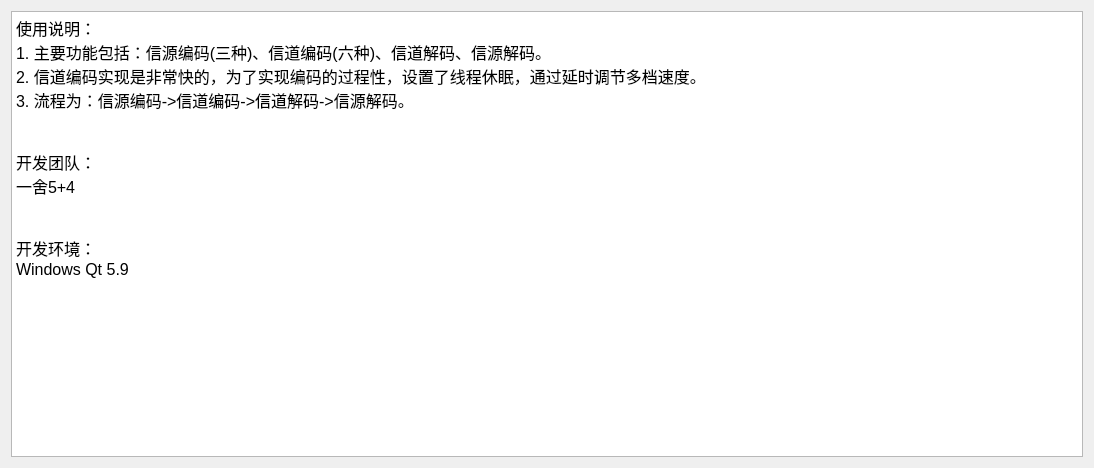
Old version of the form Transmitter/dlghelp.ui in the repository ryanmoon-s/Transmitter-simulation.
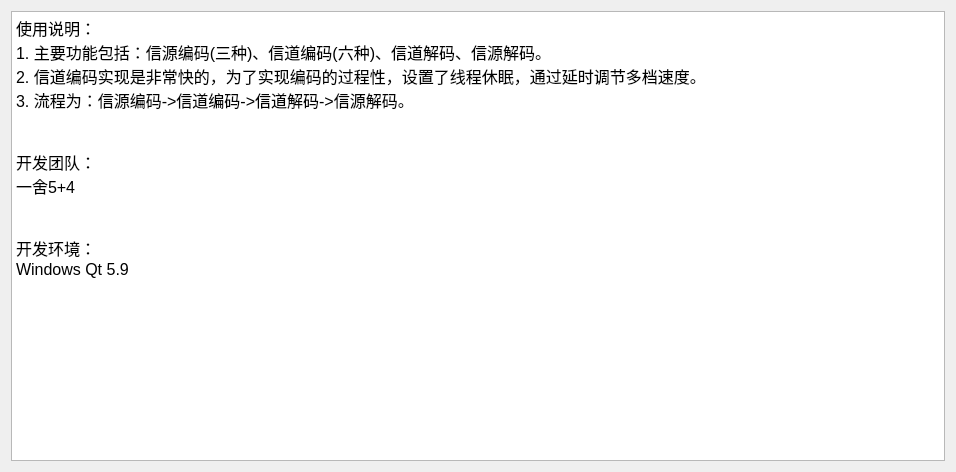
New version of the form. Icons and pictures are not drawn.

Patch:
```diff
--- a/Transmitter/dlghelp.ui
+++ b/Transmitter/dlghelp.ui
@@ -6,8 +6,8 @@
    <rect>
     <x>0</x>
     <y>0</y>
-    <width>1094</width>
-    <height>468</height>
+    <width>956</width>
+    <height>472</height>
    </rect>
   </property>
   <property name="windowTitle">
@@ -32,10 +32,7 @@
 &lt;p style=&quot;-qt-paragraph-type:empty; margin-top:0px; margin-bottom:0px; margin-left:0px; margin-right:0px; -qt-block-indent:0; text-indent:0px; font-family:'SimSun'; font-size:12pt;&quot;&gt;&lt;br /&gt;&lt;/p&gt;
 &lt;p style=&quot;-qt-paragraph-type:empty; margin-top:0px; margin-bottom:0px; margin-left:0px; margin-right:0px; -qt-block-indent:0; text-indent:0px; font-family:'SimSun'; font-size:12pt;&quot;&gt;&lt;br /&gt;&lt;/p&gt;
 &lt;p style=&quot; margin-top:0px; margin-bottom:0px; margin-left:0px; margin-right:0px; -qt-block-indent:0; text-indent:0px;&quot;&gt;&lt;span style=&quot; font-family:'SimSun'; font-size:12pt;&quot;&gt;开发环境：&lt;/span&gt;&lt;/p&gt;
-&lt;p style=&quot; margin-top:0px; margin-bottom:0px; margin-left:0px; margin-right:0px; -qt-block-indent:0; text-indent:0px;&quot;&gt;&lt;span style=&quot; font-family:'SimSun'; font-size:12pt;&quot;&gt;Windows Qt 5.9 &lt;/span&gt;&lt;/p&gt;
-&lt;p style=&quot;-qt-paragraph-type:empty; margin-top:0px; margin-bottom:0px; margin-left:0px; margin-right:0px; -qt-block-indent:0; text-indent:0px; font-family:'SimSun'; font-size:12pt;&quot;&gt;&lt;br /&gt;&lt;/p&gt;
-&lt;p style=&quot;-qt-paragraph-type:empty; margin-top:0px; margin-bottom:0px; margin-left:0px; margin-right:0px; -qt-block-indent:0; text-indent:0px; font-family:'SimSun'; font-size:12pt;&quot;&gt;&lt;br /&gt;&lt;/p&gt;
-&lt;p style=&quot;-qt-paragraph-type:empty; margin-top:0px; margin-bottom:0px; margin-left:0px; margin-right:0px; -qt-block-indent:0; text-indent:0px; font-family:'SimSun'; font-size:12pt;&quot;&gt;&lt;br /&gt;&lt;/p&gt;&lt;/body&gt;&lt;/html&gt;</string>
+&lt;p style=&quot; margin-top:0px; margin-bottom:0px; margin-left:0px; margin-right:0px; -qt-block-indent:0; text-indent:0px;&quot;&gt;&lt;span style=&quot; font-family:'SimSun'; font-size:12pt;&quot;&gt;Windows Qt 5.9 &lt;/span&gt;&lt;/p&gt;&lt;/body&gt;&lt;/html&gt;</string>
      </property>
     </widget>
    </item>
```
Left out of the diff: 8 changed lines with no effect on the pictures.
